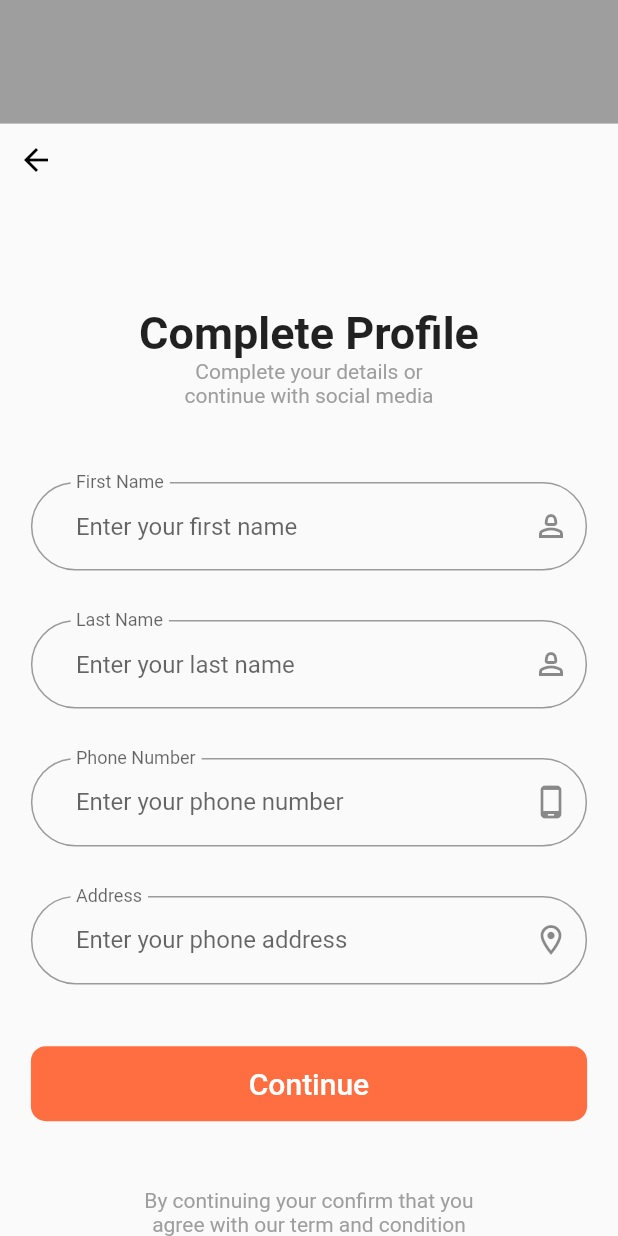
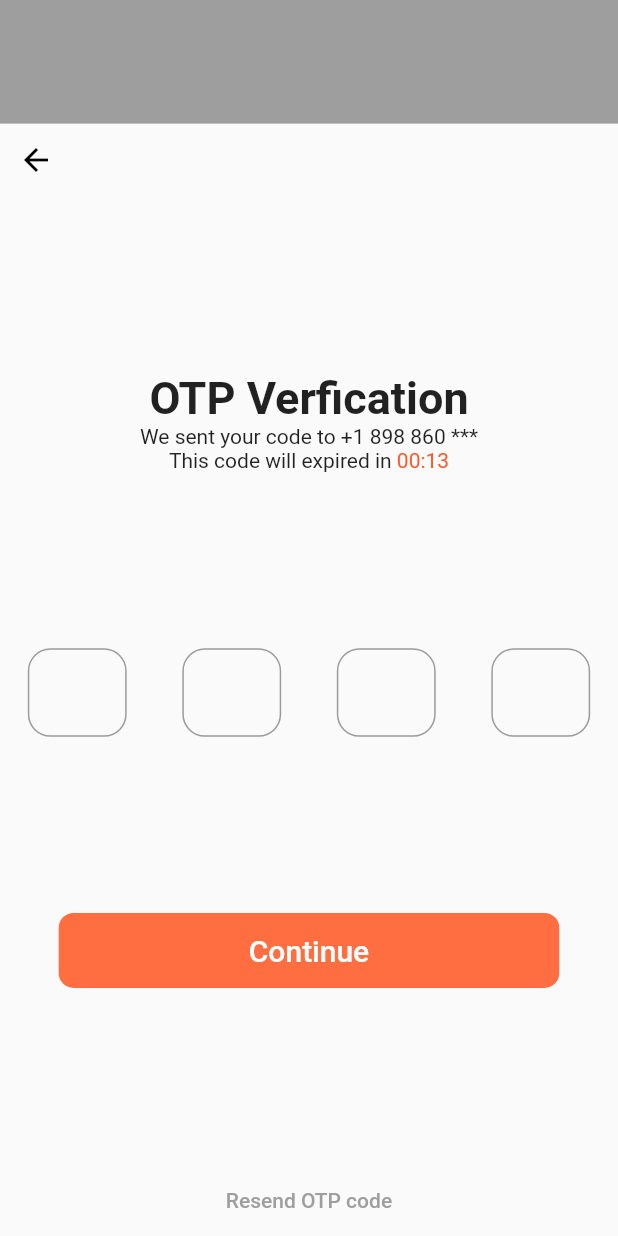
Before and after one commit to MahmoudMushtaha98/E-commerce, a Flutter app: the CompleteProfileScreen screen opened directly, after a tap on "Continue", on a phone screen of 412 x 824 dp. Run offline on Flutter 3.47's test engine with Material 2 defaults, Android fonts, the phone set to English and light mode, and no system bars.

Commit message:
E-commerce App

```diff
--- a/lib/screen/complete_profile.dart
+++ b/lib/screen/complete_profile.dart
@@ -1,6 +1,8 @@
 
 
+import 'package:evgo/screen/otp_screen.dart';
 import 'package:evgo/widget/button_widget.dart';
+import 'package:evgo/widget/header_widget.dart';
 import 'package:flutter/material.dart';
 
 class CompleteProfileScreen extends StatelessWidget {
@@ -14,21 +16,7 @@ class CompleteProfileScreen extends StatelessWidget {
       body: Column(
         mainAxisAlignment: MainAxisAlignment.spaceBetween,
         children: [
-          Column(
-            children: [
-              Container(
-                width: width,
-                height: height*0.1,
-                color: Colors.grey,
-              ),
-              Row(
-                children: [
-                  IconButton(onPressed: () {
-                  }, icon: const Icon(Icons.arrow_back_outlined,color: Colors.black,)),
-                ],
-              ),
-            ],
-          ),
+          HeaderWidget(width: width, height: height),
           Column(
             children: [
               const SizedBox(height: 30,),
@@ -50,7 +38,7 @@ class CompleteProfileScreen extends StatelessWidget {
               buildTextFormField(width,'Address', Icons.location_on_outlined,'Enter your phone address'),
               SizedBox(height: height*0.05,),
               ButtonWidget(width: width,callBack: () {
-                Navigator.push(context, MaterialPageRoute(builder: (context) => CompleteProfileScreen(),));
+                Navigator.push(context, MaterialPageRoute(builder: (context) => OtpScreen(),));
               },),
             ],
           ),
@@ -63,6 +51,7 @@ class CompleteProfileScreen extends StatelessWidget {
                   textAlign: TextAlign.center,
                 ),
               ),
+              SizedBox(height: 10,)
             ],
           )
         ],
--- /dev/null
+++ b/lib/screen/otp_screen.dart
@@ -0,0 +1,68 @@
+import 'package:evgo/widget/button_widget.dart';
+import 'package:evgo/widget/header_widget.dart';
+import 'package:flutter/material.dart';
+
+class OtpScreen extends StatelessWidget {
+  const OtpScreen({Key? key}) : super(key: key);
+
+  @override
+  Widget build(BuildContext context) {
+    double width = MediaQuery.of(context).size.width;
+    double height = MediaQuery.of(context).size.height;
+    return Scaffold(
+      body: Column(
+        mainAxisAlignment: MainAxisAlignment.spaceBetween,
+        children: [
+          HeaderWidget(width: width, height: height),
+          Column(
+            children: [
+              Text('OTP Verfication',style: TextStyle(fontSize: 30,fontWeight: FontWeight.bold)),
+              SizedBox(
+                width: width*0.55,
+                child: const Text.rich(
+                    textAlign: TextAlign.center,
+                    TextSpan(
+                        text: 'We sent your code to +1 898 860 *** This code will expired in',
+                        children: [
+                          TextSpan(
+                            text: ' 00:13',style: TextStyle(color: Colors.deepOrange),
+                          )
+                        ]
+                    )
+                ),
+              ),
+            ],
+          ),
+          Row(
+            mainAxisAlignment: MainAxisAlignment.spaceAround,
+            children: [
+              buildTextField(width),
+              buildTextField(width),
+              buildTextField(width),
+              buildTextField(width),
+            ],
+          ),
+          ButtonWidget(width: width*0.9, callBack: () {
+
+          },),
+          TextButton(onPressed: () {
+
+          }, child: Text('Resend OTP code',style: TextStyle(color: Colors.grey),))
+        ],
+      ),
+    );
+  }
+
+  SizedBox buildTextField(double width) {
+    return SizedBox(
+          width: width*0.16,
+          child: TextFormField(
+            decoration: InputDecoration(
+              border: OutlineInputBorder(
+                borderRadius: BorderRadius.circular(15)
+              )
+            ),
+          ),
+        );
+  }
+}
--- a/lib/screen/register_screen.dart
+++ b/lib/screen/register_screen.dart
@@ -1,3 +1,4 @@
+import 'package:evgo/widget/header_widget.dart';
 import 'package:flutter/material.dart';
 
 import '../widget/button_widget.dart';
@@ -15,17 +16,7 @@ class RegisterScreen extends StatelessWidget {
     return Scaffold(
       body: Column(
         children: [
-          Container(
-            width: width,
-            height: height*0.1,
-            color: Colors.grey,
-          ),
-          Row(
-            children: [
-              IconButton(onPressed: () {
-              }, icon: const Icon(Icons.arrow_back_outlined,color: Colors.black,)),
-            ],
-          ),
+          HeaderWidget(width: width, height: height),
           const SizedBox(height: 30,),
           const Text('Register Account',style: TextStyle(fontSize: 30,fontWeight: FontWeight.bold),),
           SizedBox(
--- /dev/null
+++ b/lib/widget/header_widget.dart
@@ -0,0 +1,32 @@
+
+import 'package:flutter/material.dart';
+
+class HeaderWidget extends StatelessWidget {
+  const HeaderWidget({
+    super.key,
+    required this.width,
+    required this.height,
+  });
+
+  final double width;
+  final double height;
+
+  @override
+  Widget build(BuildContext context) {
+    return Column(
+      children: [
+        Container(
+          width: width,
+          height: height*0.1,
+          color: Colors.grey,
+        ),
+        Row(
+          children: [
+            IconButton(onPressed: () {
+            }, icon: const Icon(Icons.arrow_back_outlined,color: Colors.black,)),
+          ],
+        ),
+      ],
+    );
+  }
+}
```
